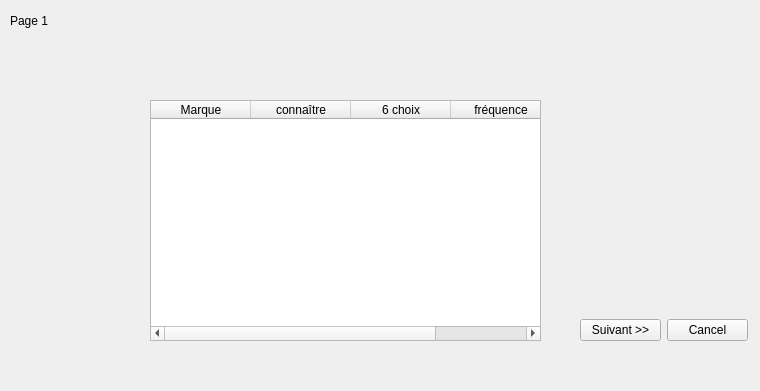
The window that QTProjectS6/sondage_page1.ui (LeoGaudias/QTProjectS6) describes before a commit, drawn with Qt 5.
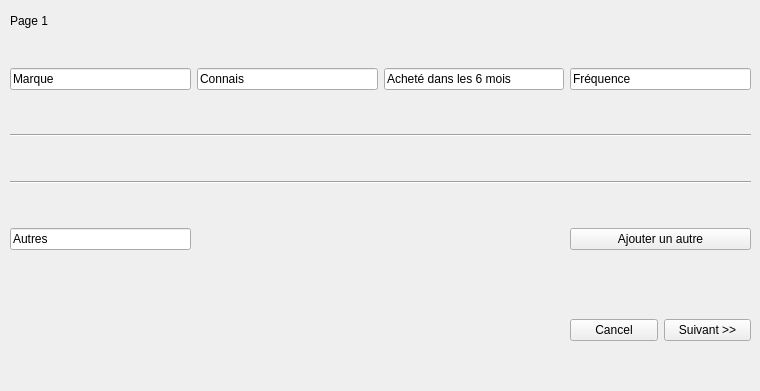
The same window after the commit.

Diff of the .ui file:
```diff
--- a/QTProjectS6/sondage_page1.ui
+++ b/QTProjectS6/sondage_page1.ui
@@ -29,20 +29,13 @@
   <widget class="QWidget" name="horizontalLayoutWidget">
    <property name="geometry">
     <rect>
-     <x>580</x>
+     <x>570</x>
      <y>290</y>
-     <width>168</width>
+     <width>181</width>
      <height>80</height>
     </rect>
    </property>
    <layout class="QHBoxLayout" name="horizontalLayout">
-    <item>
-     <widget class="QPushButton" name="pushButton_2">
-      <property name="text">
-       <string>Suivant &gt;&gt;</string>
-      </property>
-     </widget>
-    </item>
     <item>
      <widget class="QPushButton" name="pushButton">
       <property name="text">
@@ -50,37 +43,97 @@
       </property>
      </widget>
     </item>
+    <item>
+     <widget class="QPushButton" name="pushButton_2">
+      <property name="text">
+       <string>Suivant &gt;&gt;</string>
+      </property>
+     </widget>
+    </item>
    </layout>
   </widget>
-  <widget class="QTableWidget" name="tableWidget">
+  <widget class="QWidget" name="gridLayoutWidget">
    <property name="geometry">
     <rect>
-     <x>150</x>
-     <y>100</y>
-     <width>391</width>
-     <height>241</height>
+     <x>10</x>
+     <y>30</y>
+     <width>741</width>
+     <height>261</height>
     </rect>
    </property>
-   <column>
-    <property name="text">
-     <string>Marque</string>
-    </property>
-   </column>
-   <column>
-    <property name="text">
-     <string>connaître</string>
-    </property>
-   </column>
-   <column>
-    <property name="text">
-     <string>6 choix</string>
-    </property>
-   </column>
-   <column>
-    <property name="text">
-     <string>fréquence</string>
-    </property>
-   </column>
+   <layout class="QGridLayout" name="gridLayout">
+    <item row="0" column="1">
+     <widget class="QLineEdit" name="lineEdit_2">
+      <property name="text">
+       <string>Connais</string>
+      </property>
+      <property name="readOnly">
+       <bool>true</bool>
+      </property>
+     </widget>
+    </item>
+    <item row="0" column="2">
+     <widget class="QLineEdit" name="lineEdit_3">
+      <property name="text">
+       <string>Acheté dans les 6 mois</string>
+      </property>
+      <property name="readOnly">
+       <bool>true</bool>
+      </property>
+     </widget>
+    </item>
+    <item row="0" column="0">
+     <widget class="QLineEdit" name="lineEdit">
+      <property name="text">
+       <string>Marque</string>
+      </property>
+      <property name="readOnly">
+       <bool>true</bool>
+      </property>
+     </widget>
+    </item>
+    <item row="0" column="3">
+     <widget class="QLineEdit" name="lineEdit_4">
+      <property name="text">
+       <string>Fréquence</string>
+      </property>
+      <property name="readOnly">
+       <bool>true</bool>
+      </property>
+     </widget>
+    </item>
+    <item row="3" column="0">
+     <widget class="QLineEdit" name="lineEdit_5">
+      <property name="text">
+       <string>Autres</string>
+      </property>
+      <property name="readOnly">
+       <bool>true</bool>
+      </property>
+     </widget>
+    </item>
+    <item row="3" column="3">
+     <widget class="QPushButton" name="pushButton_3">
+      <property name="text">
+       <string>Ajouter un autre</string>
+      </property>
+     </widget>
+    </item>
+    <item row="1" column="0" colspan="4">
+     <widget class="Line" name="line">
+      <property name="orientation">
+       <enum>Qt::Horizontal</enum>
+      </property>
+     </widget>
+    </item>
+    <item row="2" column="0" colspan="4">
+     <widget class="Line" name="line_2">
+      <property name="orientation">
+       <enum>Qt::Horizontal</enum>
+      </property>
+     </widget>
+    </item>
+   </layout>
   </widget>
  </widget>
  <resources/>
```
